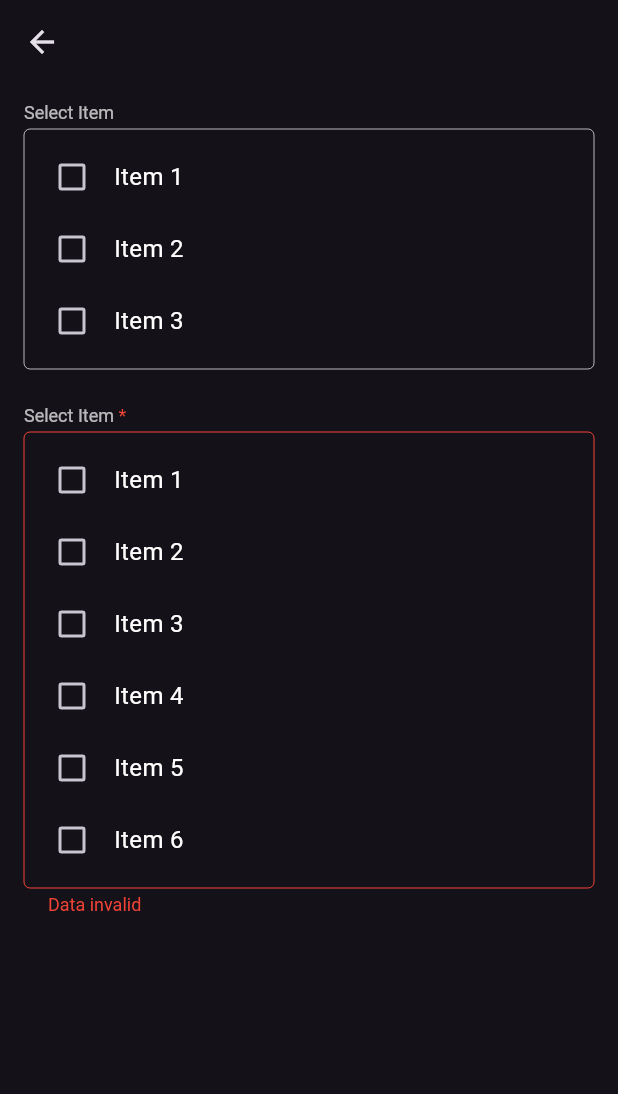
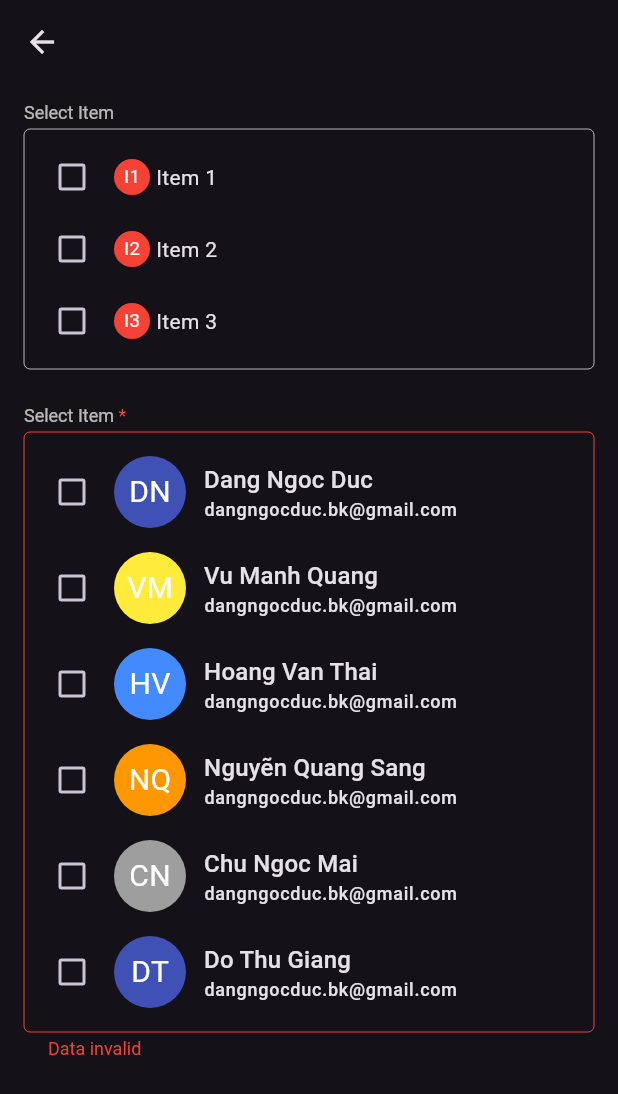
Before and after one commit to dangngocduc/fl_form, a Flutter app: the FlCheckBoxGroupFormFieldPage screen opened directly, on a phone screen of 412 x 824 dp. Shown: the top 1094 px of the screen. Run offline on Flutter 3.47's test engine with Material 2 defaults, Android fonts, the phone set to English and light mode, and no system bars; our stand-ins replace image_picker, tuple; missing offline and left inert: random_avatar.

Commit message:
Update CheckBox Customer UI

```diff
--- /dev/null
+++ b/example/lib/page_demo/avatar_name_widget.dart
@@ -0,0 +1,61 @@
+import 'dart:developer' as developer;
+import 'package:flutter/material.dart';
+
+List<Color> _colors = [
+  Colors.blueAccent,
+  Colors.red,
+  Colors.yellow,
+  Colors.black,
+  Colors.teal,
+  Colors.brown,
+  Colors.orange,
+  Colors.grey,
+  Colors.indigo,
+  Colors.amber,
+  Colors.purple,
+  Colors.lime,
+];
+
+class AvatarNameWidget extends StatelessWidget {
+  final String name;
+  final double radius;
+  const AvatarNameWidget({
+    Key? key,
+    required this.name,
+    this.radius = 24,
+  }) : super(key: key);
+
+  @override
+  Widget build(BuildContext context) {
+    String contentName;
+
+    contentName = name
+        .split(' ')
+        .where((element) => element.isNotEmpty)
+        .map((e) => e.characters.first)
+        .join('');
+
+    contentName = contentName.characters.take(2).join();
+    return Container(
+      width: radius * 2,
+      height: radius * 2,
+      padding: EdgeInsets.all(radius / 4),
+      alignment: Alignment.center,
+      decoration: BoxDecoration(
+        color: _colors[name.codeUnitAt(0) % _colors.length],
+        shape: BoxShape.circle,
+      ),
+      child: FittedBox(
+        fit: BoxFit.scaleDown,
+        child: Text(
+          contentName.toUpperCase(),
+          style: const TextStyle(
+            fontSize: 20,
+            fontWeight: FontWeight.w400,
+            color: Colors.white,
+          ),
+        ),
+      ),
+    );
+  }
+}
--- a/example/lib/page_demo/fl_checkbox_group_form_field_page.dart
+++ b/example/lib/page_demo/fl_checkbox_group_form_field_page.dart
@@ -1,3 +1,4 @@
+import 'package:example/page_demo/avatar_name_widget.dart';
 import 'package:fl_form/formfield/fl_checkbox_group_form_field.dart';
 import 'package:flutter/material.dart';
 
@@ -21,6 +22,27 @@ class _FlCheckBoxGroupFormFieldPageState
           children: [
             FlCheckboxGroupFormField(
               label: 'Select Item',
+              itemBuilder: (context, value, child) {
+                return Container(
+                  child: Row(
+                    children: [
+                      AvatarNameWidget(
+                        radius: 12,
+                        name: value,
+                      ),
+                      const SizedBox(
+                        width: 4,
+                      ),
+                      Expanded(
+                        child: Column(
+                          crossAxisAlignment: CrossAxisAlignment.stretch,
+                          children: [Text(value)],
+                        ),
+                      )
+                    ],
+                  ),
+                );
+              },
               options: const [
                 'Item 1',
                 'Item 2',
@@ -37,14 +59,45 @@ class _FlCheckBoxGroupFormFieldPageState
                 if (value == null || value.isEmpty) return 'Data invalid';
                 return null;
               },
+              itemBuilder: (context, value, child) {
+                return Container(
+                  padding: const EdgeInsets.symmetric(vertical: 8),
+                  child: Row(
+                    children: [
+                      AvatarNameWidget(
+                        radius: 24,
+                        name: value,
+                      ),
+                      const SizedBox(
+                        width: 12,
+                      ),
+                      Expanded(
+                        child: Column(
+                          crossAxisAlignment: CrossAxisAlignment.stretch,
+                          children: [
+                            Text(
+                              value,
+                              style: Theme.of(context).textTheme.titleMedium,
+                            ),
+                            Text(
+                              'dangngocduc.bk@gmail.com',
+                              style: Theme.of(context).textTheme.labelMedium,
+                            ),
+                          ],
+                        ),
+                      )
+                    ],
+                  ),
+                );
+              },
               label: 'Select Item',
               options: const [
-                'Item 1',
-                'Item 2',
-                'Item 3',
-                'Item 4',
-                'Item 5',
-                'Item 6',
+                'Dang Ngoc Duc',
+                'Vu Manh Quang',
+                'Hoang Van Thai',
+                'Nguyẽn Quang Sang',
+                'Chu Ngoc Mai',
+                'Do Thu Giang',
               ],
             )
           ],
--- a/example/lib/page_demo/item_picker_page.dart
+++ b/example/lib/page_demo/item_picker_page.dart
@@ -1,6 +1,8 @@
 import 'package:example/group_demo_widget.dart';
 import 'package:fl_form/formfield/single_item_picker_form_field.dart';
 import 'package:flutter/material.dart';
+
+import 'avatar_name_widget.dart';
 
 class ItemPickerPage extends StatefulWidget {
   const ItemPickerPage({Key? key}) : super(key: key);
@@ -48,8 +50,9 @@ class _ItemPickerPageState extends State<ItemPickerPage> {
                       ),
                       child: Row(
                         children: [
-                          const CircleAvatar(
+                          AvatarNameWidget(
                             radius: 24,
+                            name: value.toString(),
                           ),
                           const SizedBox(
                             width: 12,
--- a/lib/formfield/fl_checkbox_group_form_field.dart
+++ b/lib/formfield/fl_checkbox_group_form_field.dart
@@ -10,6 +10,7 @@ class FlCheckboxGroupFormField<T> extends FormField<List<T>> {
     FormFieldValidator<List<T>>? validator,
     List<T>? initialValue,
     required List<T> options,
+    required ValueWidgetBuilder<T> itemBuilder,
     AutovalidateMode? autovalidateMode,
     FormFieldSetter<List<T>>? onSaved,
     String? restorationId,
@@ -93,12 +94,8 @@ class FlCheckboxGroupFormField<T> extends FormField<List<T>> {
                               width: 4,
                             ),
                             Expanded(
-                                child: Text(
-                              e.toString(),
-                              style: Theme.of(field.context)
-                                  .extension<FlFormFieldTheme>()!
-                                  .style,
-                            ))
+                              child: itemBuilder(field.context, e, null),
+                            )
                           ],
                         );
                       })
```
